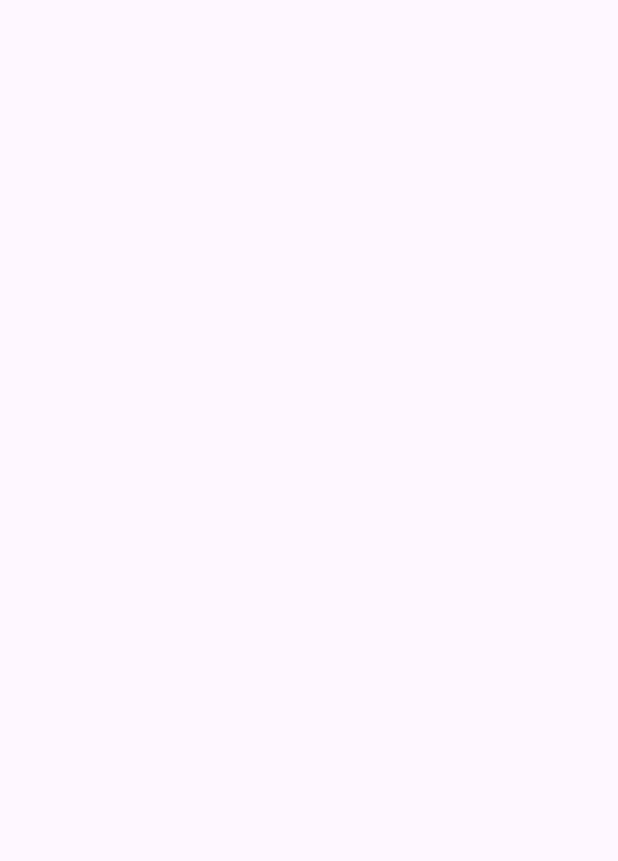
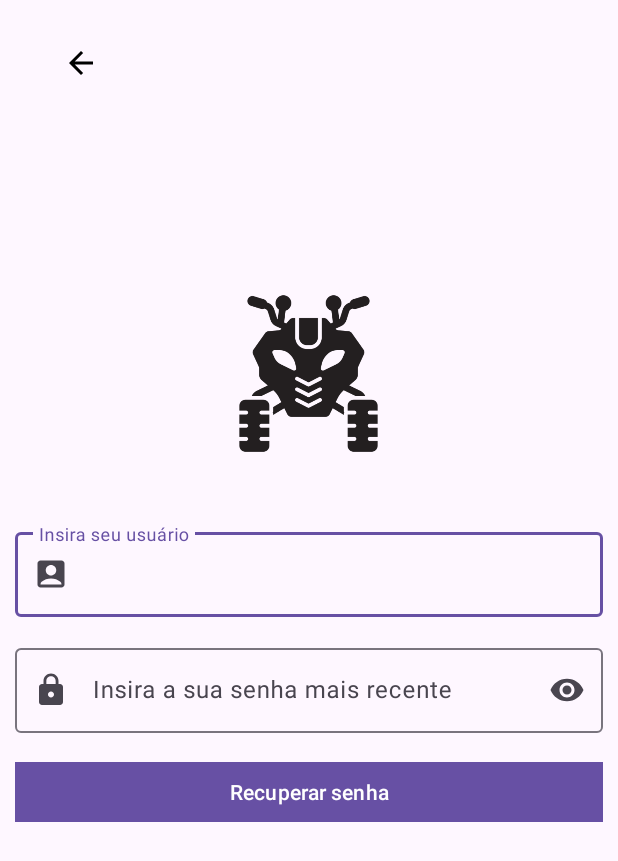
Before and after one commit to Tiraz/LojinhaBike, an Android app: the RecuperarSenhaActivity screen opened directly, with no data from a screen before it, on a phone screen of 412 x 824 dp. Before the commit the part shown is empty. Shown: the top 861 px of the screen. Run offline under Robolectric (Android 15) with nearby library versions, the phone set to English and light mode, and no system bars.

Commit message:
botando os botão pra funcionar

```diff
--- a/app/src/main/java/br/com/etecia/myapp/LoginActivity.java
+++ b/app/src/main/java/br/com/etecia/myapp/LoginActivity.java
@@ -1,6 +1,7 @@
 package br.com.etecia.myapp;
 
 import android.os.Bundle;
+import android.view.View;
 
 import androidx.activity.EdgeToEdge;
 import androidx.appcompat.app.AppCompatActivity;
@@ -8,7 +9,10 @@ import androidx.core.graphics.Insets;
 import androidx.core.view.ViewCompat;
 import androidx.core.view.WindowInsetsCompat;
 
+import com.google.android.material.button.MaterialButton;
+
 public class LoginActivity extends AppCompatActivity {
+    MaterialButton btnRecuperarSenhaLogin,btnCadastrarLogin,btnEntrar;
 
     @Override
     protected void onCreate(Bundle savedInstanceState) {
@@ -20,5 +24,17 @@ public class LoginActivity extends AppCompatActivity {
             v.setPadding(systemBars.left, systemBars.top, systemBars.right, systemBars.bottom);
             return insets;
         });
+        btnRecuperarSenhaLogin = findViewById(R.id.btnRcuperarSenhaLogin);
+        btnCadastrarLogin = findViewById(R.id.btnCadastrarLogin);
+        btnEntrar = findViewById(R.id.btnEntrar);
+
+
+        btnCadastrarLogin.setOnClickListener(new View.OnClickListener() {
+            @Override
+            public void onClick(View v) {
+
+            }
+        });
+
     }
 }
--- a/app/src/main/res/layout/cadastrar_senha_layout.xml
+++ b/app/src/main/res/layout/cadastrar_senha_layout.xml
@@ -6,13 +6,14 @@
     android:layout_width="match_parent"
     android:layout_height="match_parent"
     android:layout_margin="10dp"
-    android:gravity="center_horizontal|center_vertical"
+    android:gravity="center_horizontal"
     android:orientation="vertical"
     tools:context=".CadastrarSenhaActivity">
 
     <com.google.android.material.appbar.MaterialToolbar
         android:layout_width="match_parent"
-        android:layout_height="wrap_content">
+        android:layout_height="wrap_content"
+        android:layout_marginBottom="100dp">
 
         <com.google.android.material.appbar.MaterialToolbar
             android:id="@+id/idRetornar"
@@ -25,9 +26,8 @@
     <ImageView
         android:layout_width="150dp"
         android:layout_height="150dp"
-        android:layout_marginTop="-180dp"
         android:layout_marginBottom="25dp"
-        android:src="#2c2c2c" />
+        android:src="@drawable/logo" />
 
     <com.google.android.material.textfield.TextInputLayout
         android:id="@+id/txtUsarioCadastro"
--- a/app/src/main/res/layout/login_layout.xml
+++ b/app/src/main/res/layout/login_layout.xml
@@ -15,7 +15,7 @@
         android:layout_height="150dp"
         android:layout_marginTop="-180dp"
         android:layout_marginBottom="25dp"
-        android:src="#2c2c2c" />
+        android:src="@drawable/logo" />
 
     <com.google.android.material.textfield.TextInputLayout
         android:id="@+id/txtUsarioLogin"
@@ -62,7 +62,7 @@
             android:text="Cadastrar" />
 
         <com.google.android.material.button.MaterialButton
-            android:id="@+id/btnRcuperarSenha"
+            android:id="@+id/btnRcuperarSenhaLogin"
             style="@style/Widget.Material3.Button.TextButton"
             android:layout_width="wrap_content"
             android:layout_height="wrap_content"
@@ -74,6 +74,7 @@
     </LinearLayout>
 
     <com.google.android.material.button.MaterialButton
+        android:id="@+id/btnEntrar"
         android:layout_width="match_parent"
         android:layout_height="wrap_content"
         android:layout_marginTop="15dp"
--- a/app/src/main/res/layout/recuperar_senha_layout.xml
+++ b/app/src/main/res/layout/recuperar_senha_layout.xml
@@ -1,10 +1,70 @@
 <?xml version="1.0" encoding="utf-8"?>
-<androidx.constraintlayout.widget.ConstraintLayout xmlns:android="http://schemas.android.com/apk/res/android"
+<LinearLayout xmlns:android="http://schemas.android.com/apk/res/android"
     xmlns:app="http://schemas.android.com/apk/res-auto"
     xmlns:tools="http://schemas.android.com/tools"
     android:id="@+id/main"
     android:layout_width="match_parent"
     android:layout_height="match_parent"
-    tools:context=".RecuperarSenhaActivity">
+    android:layout_margin="10dp"
+    android:gravity="center_horizontal"
+    android:orientation="vertical"
+    tools:context=".CadastrarSenhaActivity">
 
-</androidx.constraintlayout.widget.ConstraintLayout>
+    <com.google.android.material.appbar.MaterialToolbar
+        android:layout_width="match_parent"
+        android:layout_height="wrap_content"
+        android:layout_marginBottom="100dp">
+
+        <com.google.android.material.appbar.MaterialToolbar
+            android:id="@+id/idRetornar"
+            android:layout_width="match_parent"
+            android:layout_height="wrap_content"
+            app:navigationIcon="@drawable/baseline_arrow_back" />
+    </com.google.android.material.appbar.MaterialToolbar>
+
+
+    <ImageView
+        android:layout_width="150dp"
+        android:layout_height="150dp"
+        android:layout_marginBottom="25dp"
+        android:src="@drawable/logo" />
+
+    <com.google.android.material.textfield.TextInputLayout
+        android:id="@+id/txtUsarioCadastro"
+        android:layout_width="match_parent"
+        android:layout_height="wrap_content"
+        android:layout_marginBottom="15dp"
+        android:hint="Insira seu usuário"
+        app:endIconMode="clear_text"
+        app:startIconDrawable="@drawable/baseline_account_box">
+
+        <com.google.android.material.textfield.TextInputEditText
+            android:layout_width="match_parent"
+            android:layout_height="wrap_content" />
+
+    </com.google.android.material.textfield.TextInputLayout>
+
+    <com.google.android.material.textfield.TextInputLayout
+        android:id="@+id/txtSenhaCadastro"
+        android:layout_width="match_parent"
+        android:layout_height="wrap_content"
+        android:hint="Insira a sua senha mais recente"
+        app:endIconMode="password_toggle"
+        app:startIconDrawable="@drawable/baseline_lock">
+
+        <com.google.android.material.textfield.TextInputEditText
+            android:layout_width="match_parent"
+            android:layout_height="wrap_content"
+            android:inputType="textPassword" />
+
+    </com.google.android.material.textfield.TextInputLayout>
+
+    <com.google.android.material.button.MaterialButton
+        android:id="@+id/btnCadastrar"
+        android:layout_width="match_parent"
+        android:layout_height="wrap_content"
+        android:layout_marginTop="15dp"
+        android:text="Recuperar senha"
+        app:cornerRadius="0dp" />
+
+</LinearLayout>
```
